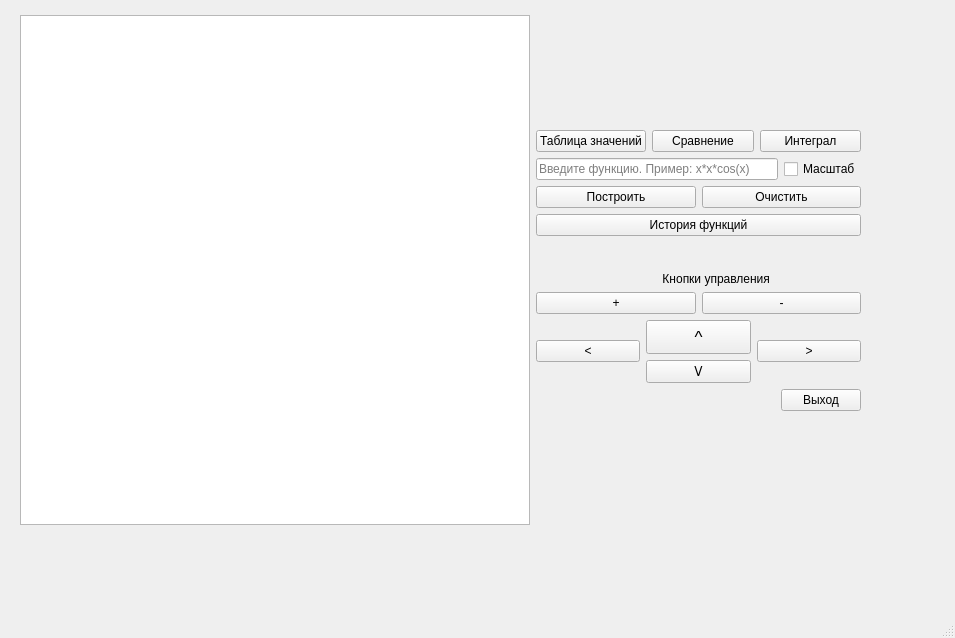
First picture: the form in mainwindow.ui, repository MupLever/QtGraphBuilder, before the edit.
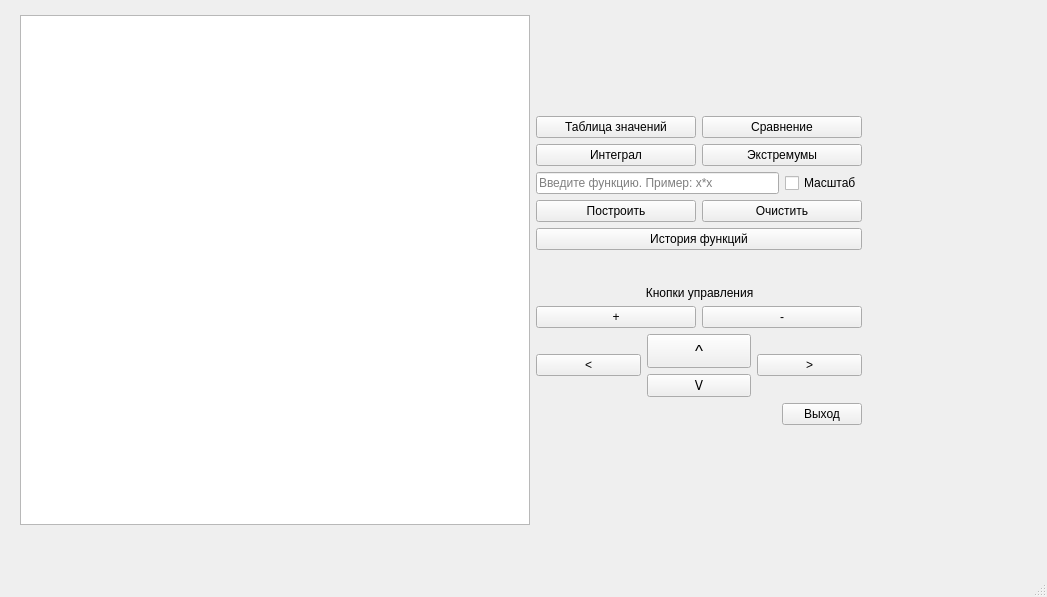
Second picture: the form after the edit.

```diff
--- a/mainwindow.ui
+++ b/mainwindow.ui
@@ -6,8 +6,8 @@
    <rect>
     <x>0</x>
     <y>0</y>
-    <width>955</width>
-    <height>638</height>
+    <width>1047</width>
+    <height>597</height>
    </rect>
   </property>
   <property name="windowTitle">
@@ -19,7 +19,7 @@
      <rect>
       <x>20</x>
       <y>10</y>
-      <width>841</width>
+      <width>842</width>
       <height>521</height>
      </rect>
     </property>
@@ -56,7 +56,12 @@
         </spacer>
        </item>
        <item>
-        <layout class="QHBoxLayout" name="horizontalLayout_3">
+        <layout class="QHBoxLayout" name="horizontalLayout_3"/>
+       </item>
+       <item>
+        <layout class="QVBoxLayout" name="verticalLayout_4">
+         <item>
+          <layout class="QHBoxLayout" name="horizontalLayout_6">
          <item>
           <widget class="QPushButton" name="pushButton_12">
            <property name="text">
@@ -71,6 +76,10 @@
            </property>
           </widget>
          </item>
+          </layout>
+         </item>
+         <item>
+          <layout class="QHBoxLayout" name="horizontalLayout_7">
          <item>
           <widget class="QPushButton" name="pushButton_13">
            <property name="text">
@@ -78,6 +87,15 @@
            </property>
           </widget>
          </item>
+           <item>
+            <widget class="QPushButton" name="pushButton_14">
+             <property name="text">
+              <string>Экстремумы</string>
+             </property>
+            </widget>
+           </item>
+          </layout>
+         </item>
         </layout>
        </item>
        <item>
@@ -91,7 +109,7 @@
             <number>49</number>
            </property>
            <property name="placeholderText">
-            <string>Введите функцию. Пример: x*x*cos(x)</string>
+            <string>Введите функцию. Пример: x*x</string>
            </property>
           </widget>
          </item>
@@ -150,7 +168,7 @@
          <item row="9" column="0" colspan="2">
           <widget class="QLabel" name="label">
            <property name="text">
-            <string>                                      Кнопки управления</string>
+            <string>                                 Кнопки управления</string>
            </property>
           </widget>
          </item>
```
Left out of the diff: 11 changed lines with no effect on the pictures. Lines whose indentation alone changed are shown as unchanged.
